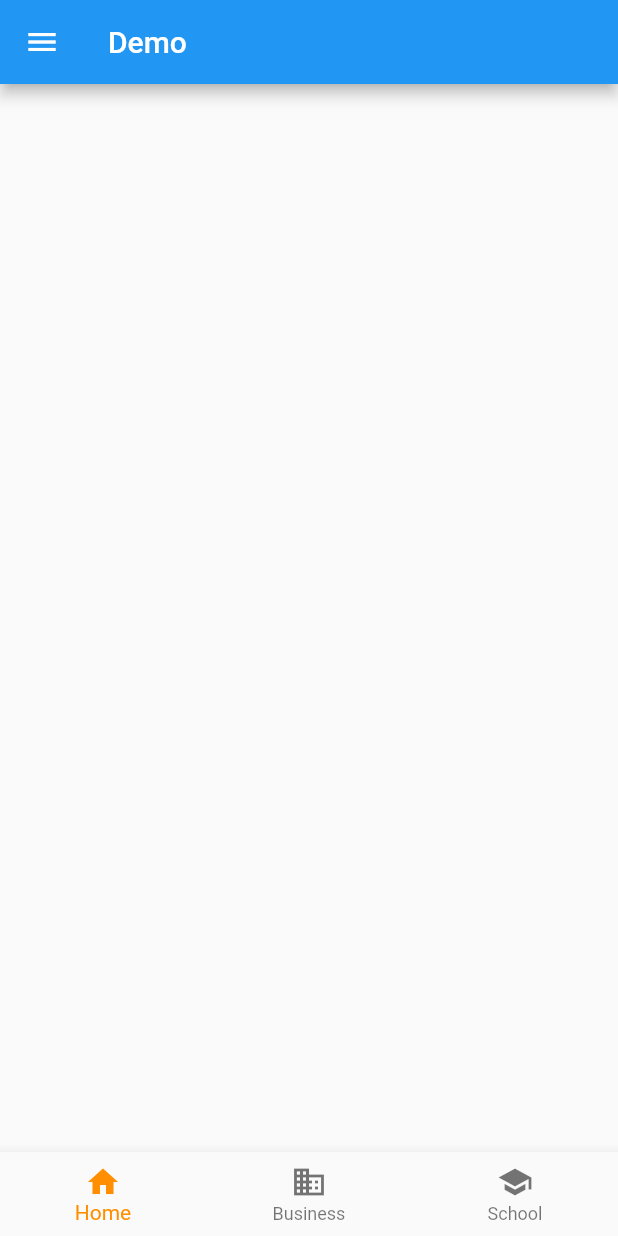
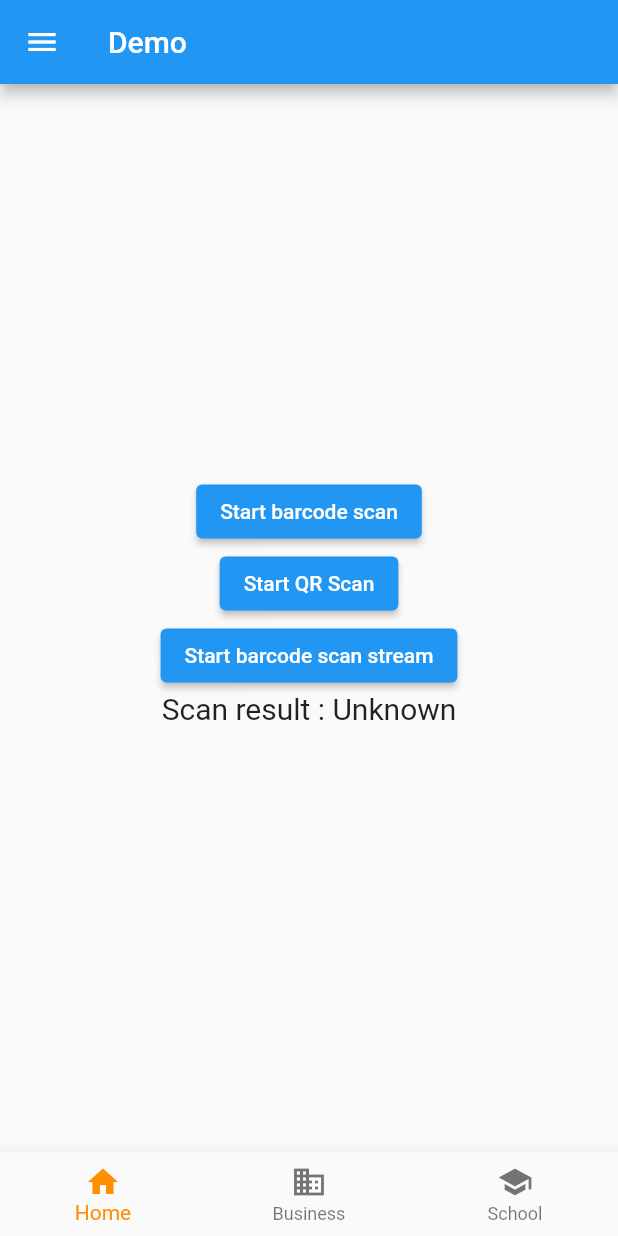
Before and after one commit to warcry98/navigation, a Flutter app: the MyHomePage screen opened directly, in the side drawer, after a tap on "Barcode Scanner", on a phone screen of 412 x 824 dp. Run offline on Flutter 3.47's test engine with Material 2 defaults, Android fonts, the phone set to English and light mode, and no system bars; our stand-ins replace dio, fl_chart, image_picker, pdf, printing; missing offline and left inert: at_gauges, flutter_barcode_scanner, flutter_inappwebview, flutter_session_manager; statements that could not run were skipped.

Commit message:
Add Barcode Scanner

```diff
--- a/lib/Screens/barcode_screen.dart
+++ b/lib/Screens/barcode_screen.dart
@@ -1,4 +1,6 @@
 import 'package:flutter/material.dart';
+import 'package:flutter/services.dart';
+import 'package:flutter_barcode_scanner/flutter_barcode_scanner.dart';
 
 class BarcodeScreen extends StatefulWidget {
   const BarcodeScreen({super.key});
@@ -8,8 +10,99 @@ class BarcodeScreen extends StatefulWidget {
 }
 
 class _BarcodeScreenState extends State<BarcodeScreen> {
+  String _scanBarcode = 'Unknown';
+
+  @override
+  void initState() {
+    super.initState();
+  }
+
+  Future<void> startBarcodeScanStream() async {
+    FlutterBarcodeScanner.getBarcodeStreamReceiver(
+            '#ff6666', 'Cancel', true, ScanMode.BARCODE)!
+        .listen((barcode) => print(barcode));
+  }
+
+  Future<void> scanQR() async {
+    String barcodeScanRes;
+    // Platform messages may fail, so we use a try/catch PlatformException.
+    try {
+      barcodeScanRes = await FlutterBarcodeScanner.scanBarcode(
+          '#ff6666', 'Cancel', true, ScanMode.QR);
+      print(barcodeScanRes);
+    } on PlatformException {
+      barcodeScanRes = 'Failed to get platform version.';
+    }
+
+    // If the widget was removed from the tree while the asynchronous platform
+    // message was in flight, we want to discard the reply rather than calling
+    // setState to update our non-existent appearance.
+    if (!mounted) return;
+
+    setState(() {
+      _scanBarcode = barcodeScanRes;
+    });
+  }
+
+  // Platform messages are asynchronous, so we initialize in an async method.
+  Future<void> scanBarcodeNormal() async {
+    String barcodeScanRes;
+    // Platform messages may fail, so we use a try/catch PlatformException.
+    try {
+      barcodeScanRes = await FlutterBarcodeScanner.scanBarcode(
+          '#ff6666', 'Cancel', true, ScanMode.BARCODE);
+      print(barcodeScanRes);
+    } on PlatformException {
+      barcodeScanRes = 'Failed to get platform version.';
+    }
+
+    // If the widget was removed from the tree while the asynchronous platform
+    // message was in flight, we want to discard the reply rather than calling
+    // setState to update our non-existent appearance.
+    if (!mounted) return;
+
+    setState(() {
+      _scanBarcode = barcodeScanRes;
+    });
+  }
+
   @override
   Widget build(BuildContext context) {
-    return Center();
+    return Center(
+      child: Builder(builder: (BuildContext context) {
+        return Container(
+          alignment: Alignment.center,
+          child: Column(
+            mainAxisAlignment: MainAxisAlignment.center,
+            children: [
+              ElevatedButton(
+                onPressed: () {
+                  scanBarcodeNormal();
+                },
+                child: Text('Start barcode scan'),
+              ),
+              ElevatedButton(
+                onPressed: () {
+                  scanQR();
+                },
+                child: Text('Start QR Scan'),
+              ),
+              ElevatedButton(
+                onPressed: () {
+                  startBarcodeScanStream();
+                },
+                child: Text('Start barcode scan stream'),
+              ),
+              Text(
+                'Scan result : $_scanBarcode\n',
+                style: TextStyle(
+                  fontSize: 20,
+                ),
+              ),
+            ],
+          ),
+        );
+      }),
+    );
   }
 }
```
